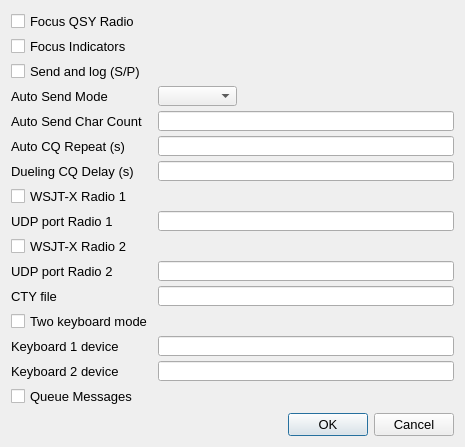
Before: the Qt Designer form so2sdr/settingsdialog.ui in n4ogw/so2sdr, drawn with Qt 5.
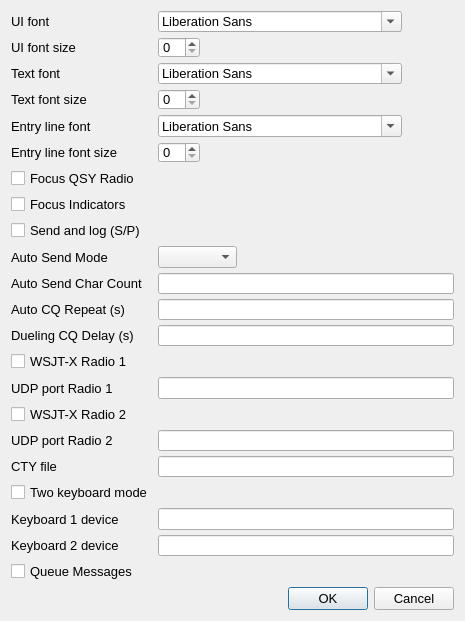
After: the same form once the commit is applied.

Commit message:
* so2sdr-bandmap: add setting to control behavior when dragging the frequency scale. There are now two possible behaviors: (a) the bandmap is recentered when the mouse is released, and (b) the bandmap is recentered when the radio is tune (the frequency sent to so2sdr-bandmap changes).
* add settings to set the font and font size in so2sdr and so2sdr-bandmap.

* add information in help on setup and display resolution.

```diff
--- a/so2sdr/settingsdialog.ui
+++ b/so2sdr/settingsdialog.ui
@@ -10,7 +10,7 @@
     <x>0</x>
     <y>0</y>
     <width>465</width>
-    <height>447</height>
+    <height>621</height>
    </rect>
   </property>
   <property name="sizePolicy">
@@ -58,6 +58,54 @@
       <number>5</number>
      </property>
      <item row="0" column="0">
+      <widget class="QLabel" name="label_10">
+       <property name="text">
+        <string>UI font</string>
+       </property>
+      </widget>
+     </item>
+     <item row="0" column="1">
+      <widget class="QFontComboBox" name="uiFontComboBox">
+       <property name="toolTip">
+        <string>This sets the font used by most elements of the UI</string>
+       </property>
+      </widget>
+     </item>
+     <item row="1" column="1">
+      <widget class="QSpinBox" name="uiFontSpinBox"/>
+     </item>
+     <item row="2" column="0">
+      <widget class="QLabel" name="label_11">
+       <property name="text">
+        <string>Text font</string>
+       </property>
+      </widget>
+     </item>
+     <item row="2" column="1">
+      <widget class="QFontComboBox" name="textFontComboBox">
+       <property name="toolTip">
+        <string>This sets the font used in the log and lists of callsigns</string>
+       </property>
+      </widget>
+     </item>
+     <item row="3" column="1">
+      <widget class="QSpinBox" name="textFontSpinBox"/>
+     </item>
+     <item row="4" column="0">
+      <widget class="QLabel" name="label_12">
+       <property name="text">
+        <string>Entry line font</string>
+       </property>
+      </widget>
+     </item>
+     <item row="4" column="1">
+      <widget class="QFontComboBox" name="entryFontComboBox">
+       <property name="toolTip">
+        <string>This sets the font used in the call and exchange entry lines</string>
+       </property>
+      </widget>
+     </item>
+     <item row="6" column="0">
       <widget class="QCheckBox" name="QSYFocusCheckBox">
        <property name="font">
         <font>
@@ -72,7 +120,7 @@
        </property>
       </widget>
      </item>
-     <item row="1" column="0">
+     <item row="7" column="0">
       <widget class="QCheckBox" name="FocusIndicatorsCheckBox">
        <property name="font">
         <font>
@@ -87,7 +135,7 @@
        </property>
       </widget>
      </item>
-     <item row="2" column="0">
+     <item row="8" column="0">
       <widget class="QCheckBox" name="ExchangeLogCheckBox">
        <property name="font">
         <font>
@@ -102,7 +150,7 @@
        </property>
       </widget>
      </item>
-     <item row="3" column="0">
+     <item row="9" column="0">
       <widget class="QLabel" name="label_4">
        <property name="font">
         <font>
@@ -114,7 +162,7 @@
        </property>
       </widget>
      </item>
-     <item row="3" column="1">
+     <item row="9" column="1">
       <widget class="QComboBox" name="AutoSendComboBox">
        <property name="sizePolicy">
         <sizepolicy hsizetype="Preferred" vsizetype="Fixed">
@@ -141,7 +189,7 @@
        </property>
       </widget>
      </item>
-     <item row="4" column="0">
+     <item row="10" column="0">
       <widget class="QLabel" name="label_3">
        <property name="font">
         <font>
@@ -156,7 +204,7 @@
        </property>
       </widget>
      </item>
-     <item row="4" column="1">
+     <item row="10" column="1">
       <widget class="QLineEdit" name="AutoSendLineEdit">
        <property name="sizePolicy">
         <sizepolicy hsizetype="Expanding" vsizetype="Fixed">
@@ -183,7 +231,7 @@
        </property>
       </widget>
      </item>
-     <item row="5" column="0">
+     <item row="11" column="0">
       <widget class="QLabel" name="label">
        <property name="font">
         <font>
@@ -195,7 +243,7 @@
        </property>
       </widget>
      </item>
-     <item row="5" column="1">
+     <item row="11" column="1">
       <widget class="QLineEdit" name="CQRepeatLineEdit">
        <property name="sizePolicy">
         <sizepolicy hsizetype="Expanding" vsizetype="Fixed">
@@ -222,7 +270,7 @@
        </property>
       </widget>
      </item>
-     <item row="6" column="0">
+     <item row="12" column="0">
       <widget class="QLabel" name="label_2">
        <property name="font">
         <font>
@@ -234,7 +282,7 @@
        </property>
       </widget>
      </item>
-     <item row="6" column="1">
+     <item row="12" column="1">
       <widget class="QLineEdit" name="DuelingCQLineEdit">
        <property name="sizePolicy">
         <sizepolicy hsizetype="MinimumExpanding" vsizetype="MinimumExpanding">
@@ -261,7 +309,7 @@
        </property>
       </widget>
      </item>
-     <item row="8" column="0">
+     <item row="14" column="0">
       <widget class="QCheckBox" name="UDPCheckBox1">
        <property name="font">
         <font>
@@ -276,7 +324,7 @@
        </property>
       </widget>
      </item>
-     <item row="9" column="0">
+     <item row="15" column="0">
       <widget class="QLabel" name="label_6">
        <property name="font">
         <font>
@@ -288,7 +336,7 @@
        </property>
       </widget>
      </item>
-     <item row="9" column="1">
+     <item row="15" column="1">
       <widget class="QLineEdit" name="UDPPortLineEdit1">
        <property name="sizePolicy">
         <sizepolicy hsizetype="Expanding" vsizetype="Fixed">
@@ -318,7 +366,24 @@
        </property>
       </widget>
      </item>
-     <item row="12" column="0">
+     <item row="16" column="0">
+      <widget class="QCheckBox" name="UDPCheckBox2">
+       <property name="text">
+        <string>WSJT-X Radio 2</string>
+       </property>
+      </widget>
+     </item>
+     <item row="17" column="0">
+      <widget class="QLabel" name="label_9">
+       <property name="text">
+        <string>UDP port Radio 2</string>
+       </property>
+      </widget>
+     </item>
+     <item row="17" column="1">
+      <widget class="QLineEdit" name="UDPPortLineEdit2"/>
+     </item>
+     <item row="18" column="0">
       <widget class="QLabel" name="label_5">
        <property name="sizePolicy">
         <sizepolicy hsizetype="MinimumExpanding" vsizetype="Preferred">
@@ -342,7 +407,7 @@
        </property>
       </widget>
      </item>
-     <item row="12" column="1">
+     <item row="18" column="1">
       <widget class="QLineEdit" name="ctyLineEdit">
        <property name="sizePolicy">
         <sizepolicy hsizetype="Expanding" vsizetype="Fixed">
@@ -372,7 +437,7 @@
        </property>
       </widget>
      </item>
-     <item row="13" column="0">
+     <item row="19" column="0">
       <widget class="QCheckBox" name="kbdCheckBox">
        <property name="toolTip">
         <string>In this mode two keyboards are mapped separately to radio1 and radio2. Sprint mode, toggle mode, and alt-D do not coexist with two keyboard mode.</string>
@@ -382,14 +447,14 @@
        </property>
       </widget>
      </item>
-     <item row="14" column="0">
+     <item row="20" column="0">
       <widget class="QLabel" name="label_7">
        <property name="text">
         <string>Keyboard 1 device</string>
        </property>
       </widget>
      </item>
-     <item row="14" column="1">
+     <item row="20" column="1">
       <widget class="QLineEdit" name="kbd1LineEdit">
        <property name="sizePolicy">
         <sizepolicy hsizetype="Expanding" vsizetype="Fixed">
@@ -402,14 +467,14 @@
        </property>
       </widget>
      </item>
-     <item row="15" column="0">
+     <item row="21" column="0">
       <widget class="QLabel" name="label_8">
        <property name="text">
         <string>Keyboard 2 device</string>
        </property>
       </widget>
      </item>
-     <item row="15" column="1">
+     <item row="21" column="1">
       <widget class="QLineEdit" name="kbd2LineEdit">
        <property name="sizePolicy">
         <sizepolicy hsizetype="Expanding" vsizetype="Fixed">
@@ -422,29 +487,36 @@
        </property>
       </widget>
      </item>
-     <item row="16" column="0">
+     <item row="22" column="0">
       <widget class="QCheckBox" name="queueCheckBox">
        <property name="text">
         <string>Queue Messages</string>
        </property>
       </widget>
      </item>
-     <item row="10" column="0">
-      <widget class="QCheckBox" name="UDPCheckBox2">
+     <item row="1" column="0">
+      <widget class="QLabel" name="label_13">
        <property name="text">
-        <string>WSJT-X Radio 2</string>
+        <string>UI font size</string>
        </property>
       </widget>
      </item>
-     <item row="11" column="0">
-      <widget class="QLabel" name="label_9">
+     <item row="3" column="0">
+      <widget class="QLabel" name="label_14">
        <property name="text">
-        <string>UDP port Radio 2</string>
+        <string>Text font size</string>
        </property>
       </widget>
      </item>
-     <item row="11" column="1">
-      <widget class="QLineEdit" name="UDPPortLineEdit2"/>
+     <item row="5" column="0">
+      <widget class="QLabel" name="label_15">
+       <property name="text">
+        <string>Entry line font size</string>
+       </property>
+      </widget>
+     </item>
+     <item row="5" column="1">
+      <widget class="QSpinBox" name="entryFontSpinBox"/>
      </item>
     </layout>
    </item>
```
The commit also changes 219 other files.
